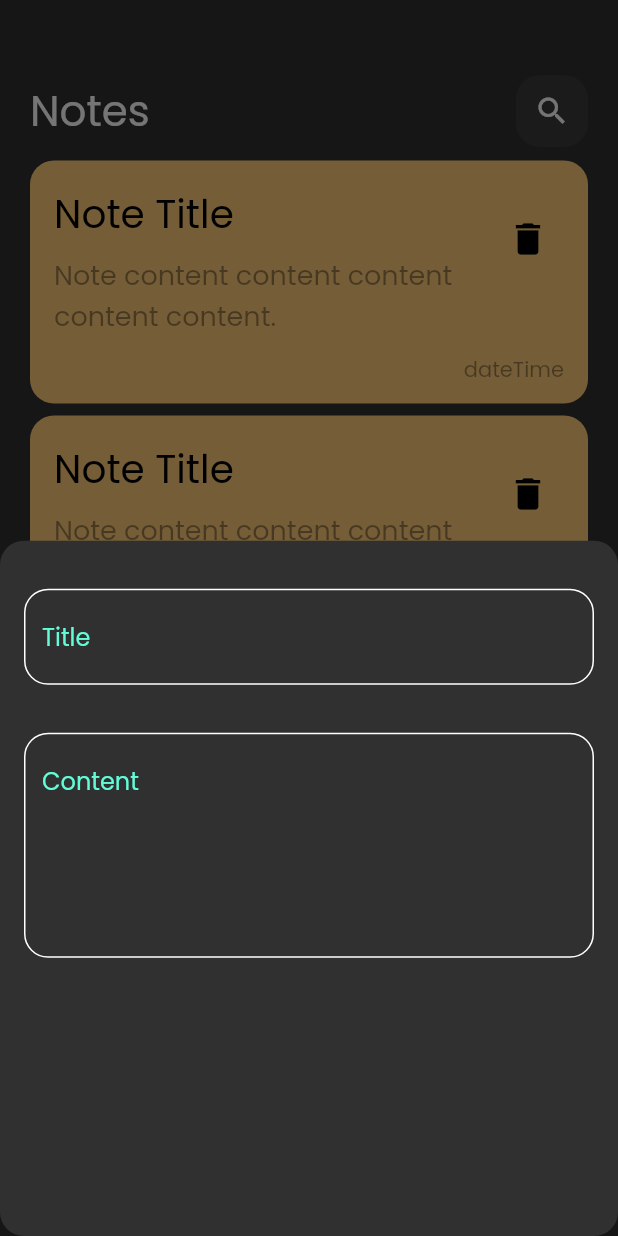
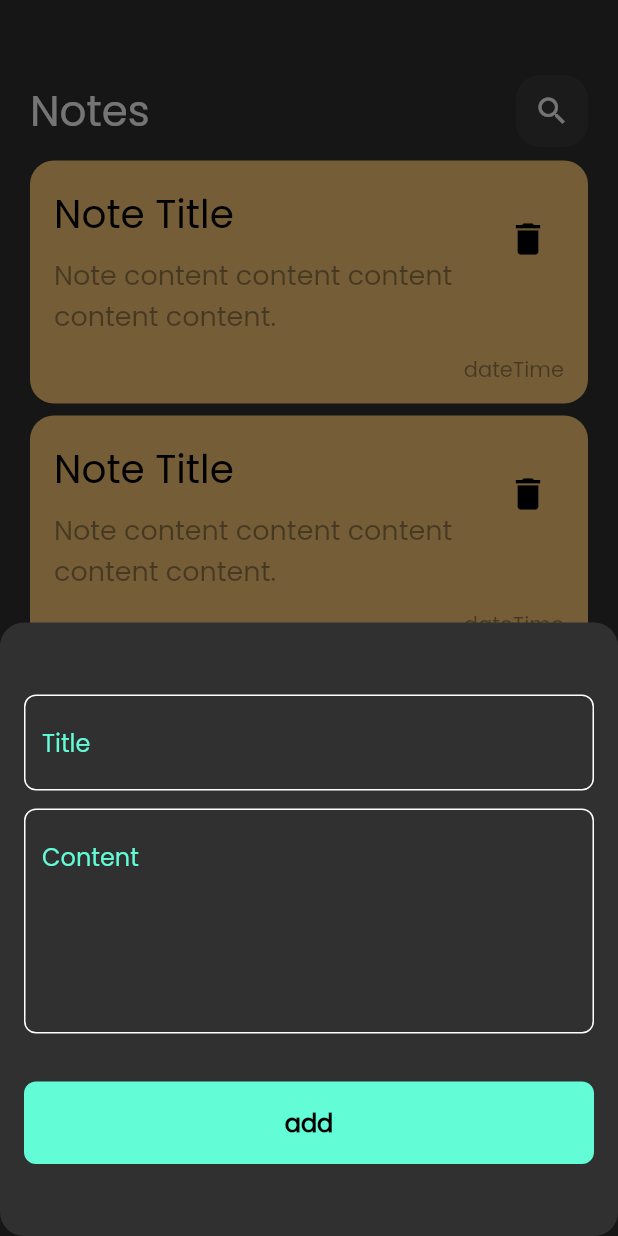
Before and after one commit to ahmedhamdi11/notes-app, a Flutter app: the screen it shows after launch, after a tap on the "add" icon, on a phone screen of 412 x 824 dp. Run offline on Flutter 3.47's test engine with Material 2 defaults, Android fonts, the phone set to English and light mode, and no system bars.

Commit message:
edite note view done

```diff
--- a/lib/components/add_note_bottom_sheet.dart
+++ b/lib/components/add_note_bottom_sheet.dart
@@ -1,4 +1,5 @@
 import 'package:flutter/material.dart';
+import 'package:my_notes/components/custom_button.dart';
 import 'package:my_notes/components/custom_text_field.dart';
 
 class AddNoteBottomSheet extends StatelessWidget {
@@ -6,16 +7,34 @@ class AddNoteBottomSheet extends StatelessWidget {
 
   @override
   Widget build(BuildContext context) {
-    return Column(
+    return Padding(
+      padding: const EdgeInsets.all(16.0),
+      child: SingleChildScrollView(
+        child: Column(
           children: const [
+            SizedBox(
+              height: 32.0,
+            ),
             CustomTextField(
               hintText: 'Title',
+            ),
+            SizedBox(
+              height: 12.0,
             ),
             CustomTextField(
               hintText: 'Content',
               maxLines: 5,
+            ),
+            SizedBox(
+              height: 32.0,
+            ),
+            CustomButton(),
+            SizedBox(
+              height: 32.0,
             )
           ],
+        ),
+      ),
     );
   }
 }
--- a/lib/components/custom_appbar.dart
+++ b/lib/components/custom_appbar.dart
@@ -1,19 +1,25 @@
 import 'package:flutter/material.dart';
-import 'package:my_notes/components/custom_search_icon.dart';
+import 'package:my_notes/components/custom_icon.dart';
 
 class CustomAppBar extends StatelessWidget {
-  const CustomAppBar({super.key});
-
+  const CustomAppBar({super.key, required this.title, required this.icon});
+  final String title;
+  final Icon icon;
   @override
   Widget build(BuildContext context) {
     return Row(
       mainAxisAlignment: MainAxisAlignment.spaceBetween,
-      children: const [
+      children: [
         Text(
-          'Notes',
-          style: TextStyle(fontSize: 28),
+          title,
+          style: const TextStyle(fontSize: 28),
         ),
-        CustomSearchIcon(),
+        GestureDetector(
+          onTap: () {},
+          child: CustomIcon(
+            icon: icon,
+          ),
+        ),
       ],
     );
   }
--- /dev/null
+++ b/lib/components/custom_button.dart
@@ -0,0 +1,24 @@
+import 'package:flutter/material.dart';
+import 'package:my_notes/constants.dart';
+
+class CustomButton extends StatelessWidget {
+  const CustomButton({super.key});
+
+  @override
+  Widget build(BuildContext context) {
+    return Container(
+      width: MediaQuery.of(context).size.width,
+      decoration: BoxDecoration(
+          color: kPrimaryColor, borderRadius: BorderRadius.circular(8.0)),
+      child: MaterialButton(
+        height: 55,
+        onPressed: () {},
+        child: const Text(
+          'add',
+          style: TextStyle(
+              fontSize: 16, color: Colors.black, fontWeight: FontWeight.bold),
+        ),
+      ),
+    );
+  }
+}
--- a/lib/components/custom_search_icon.dart
+++ b/lib/components/custom_icon.dart
@@ -1,8 +1,8 @@
 import 'package:flutter/material.dart';
 
-class CustomSearchIcon extends StatelessWidget {
-  const CustomSearchIcon({super.key});
-
+class CustomIcon extends StatelessWidget {
+  const CustomIcon({super.key, required this.icon});
+  final Icon icon;
   @override
   Widget build(BuildContext context) {
     return Container(
@@ -12,7 +12,7 @@ class CustomSearchIcon extends StatelessWidget {
         color: Colors.white.withOpacity(0.05),
         borderRadius: BorderRadius.circular(16),
       ),
-      child: const Icon(Icons.search),
+      child: icon,
     );
   }
 }
--- a/lib/components/custom_text_field.dart
+++ b/lib/components/custom_text_field.dart
@@ -7,9 +7,7 @@ class CustomTextField extends StatelessWidget {
   final int maxLines;
   @override
   Widget build(BuildContext context) {
-    return Padding(
-      padding: const EdgeInsets.only(top: 32.0, right: 16.0, left: 16.0),
-      child: TextField(
+    return TextField(
       maxLines: maxLines,
       decoration: InputDecoration(
         hintText: hintText,
@@ -18,13 +16,12 @@ class CustomTextField extends StatelessWidget {
         enabledBorder: fieldBorder(),
         focusedBorder: fieldBorder(kPrimaryColor),
       ),
-      ),
     );
   }
 
   OutlineInputBorder fieldBorder([color]) {
     return OutlineInputBorder(
-      borderRadius: BorderRadius.circular(16.0),
+      borderRadius: BorderRadius.circular(8.0),
       borderSide: BorderSide(color: color ?? Colors.white),
     );
   }
--- a/lib/components/note_item.dart
+++ b/lib/components/note_item.dart
@@ -1,11 +1,17 @@
 import 'package:flutter/material.dart';
+import 'package:my_notes/views/edite_note_view.dart';
 
 class NoteItem extends StatelessWidget {
   const NoteItem({super.key});
 
   @override
   Widget build(BuildContext context) {
-    return Container(
+    return GestureDetector(
+      onTap: () {
+        Navigator.push(context,
+            MaterialPageRoute(builder: (context) => const EditeNoteView()));
+      },
+      child: Container(
         padding: const EdgeInsets.symmetric(vertical: 12.0),
         decoration: BoxDecoration(
             color: const Color(0xffFFCC78),
@@ -20,8 +26,8 @@ class NoteItem extends StatelessWidget {
               padding: const EdgeInsets.symmetric(vertical: 8.0),
               child: Text(
                 'Note content content content content content.',
-              style:
-                  TextStyle(fontSize: 18, color: Colors.black.withOpacity(0.4)),
+                style: TextStyle(
+                    fontSize: 18, color: Colors.black.withOpacity(0.4)),
               ),
             ),
             trailing: IconButton(
@@ -41,6 +47,7 @@ class NoteItem extends StatelessWidget {
             ),
           ),
         ]),
+      ),
     );
   }
 }
--- a/lib/views/notes_view.dart
+++ b/lib/views/notes_view.dart
@@ -25,7 +25,10 @@ class NotesView extends StatelessWidget {
           SizedBox(
             height: 50,
           ),
-          CustomAppBar(),
+          CustomAppBar(
+            title: 'Notes',
+            icon: Icon(Icons.search),
+          ),
           SizedBox(
             height: 5.0,
           ),
```
Also changed, not shown: lib/views/edite_note_view.dart (added, +36 -0 lines). Lines whose indentation alone changed are shown as unchanged.
